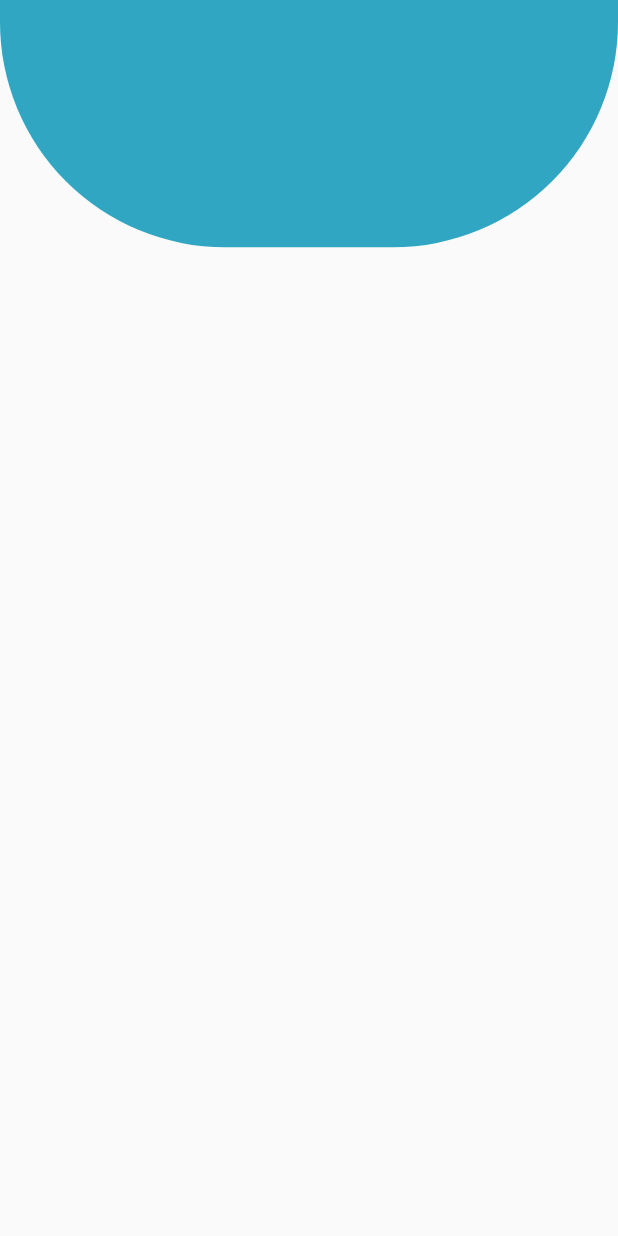
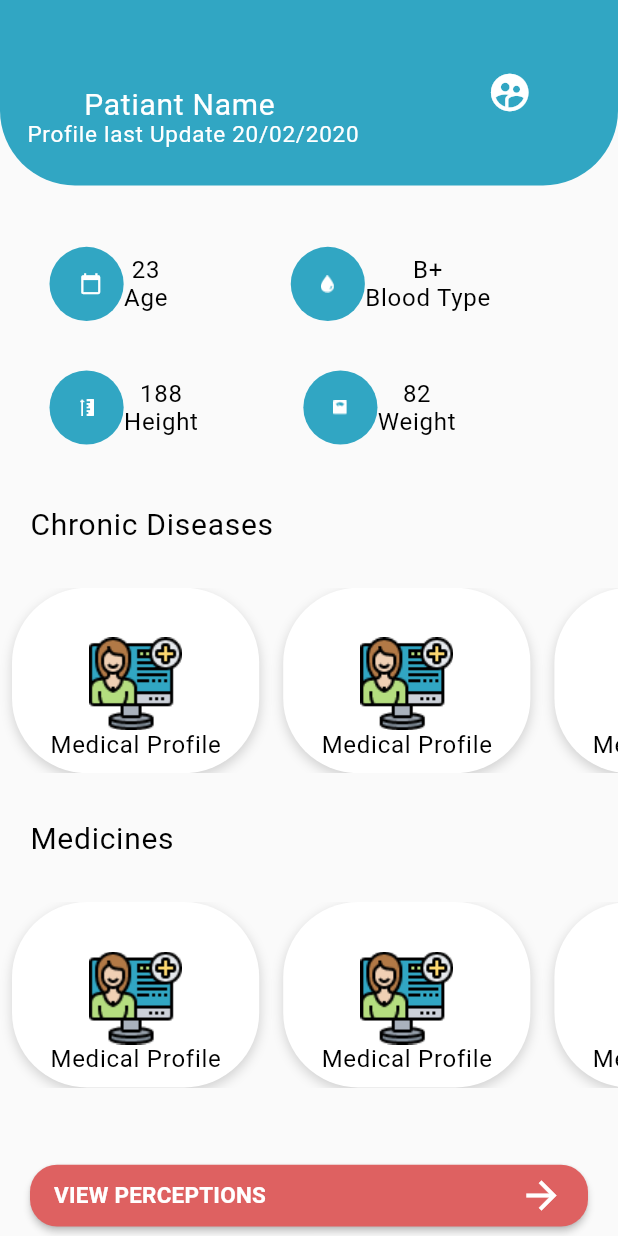
Before and after one commit to beroabraam12/Premedic, a Flutter app: the screen it shows after launch, on a phone screen of 412 x 824 dp. Run offline on Flutter 3.47's test engine with Material 2 defaults, Android fonts, the phone set to English and light mode, and no system bars; our stand-ins replace flutter_signin_button, rating_bar.

Commit message:
patient page

```diff
--- /dev/null
+++ b/lib/components/PatientInfo/listview.dart
@@ -0,0 +1,139 @@
+import 'package:flutter/material.dart';
+//import 'package:premedic/models/chroniclist.dart';
+
+class Listiew extends StatelessWidget {
+  final constraint;
+  Listiew(this.constraint);
+
+  @override
+  Widget build(BuildContext context) {
+    var mediaQuery = MediaQuery.of(context);
+    //  List<ChronicList> chronic = [
+    //    ChronicList(name: " one", image: Image.asset('assets/information.png')),
+    //    ChronicList(name: " Two", image: Image.asset('assets/information.png')),
+    //    ChronicList(name: " Three", image: Image.asset('assets/information.png')),
+    // ];
+
+    return  Container(
+            margin: EdgeInsets.symmetric(vertical: 15.0),
+            height:mediaQuery.size.height*0.15,
+            child: ListView(
+              scrollDirection: Axis.horizontal,
+              children: <Widget>[
+                 Padding(
+                   padding: const EdgeInsets.only(left:8.0,right: 8.0),
+                   child: Container(
+                       height: mediaQuery.size.height * 0.15,
+                        width:mediaQuery.size.width * 0.40,
+                        decoration: BoxDecoration(
+                          color: Color(0xffffffff),
+                          boxShadow: [
+                            BoxShadow(
+                              offset: Offset(0.00, 3.00),
+                              color: Color(0xff000000).withOpacity(0.16),
+                              blurRadius: 6,
+                            ),
+                          ],
+                          borderRadius: BorderRadius.circular(50.00),
+                        ),
+                         child: Column(
+                children: <Widget>[
+                    Padding(
+              padding: EdgeInsets.only(
+                top: (mediaQuery.size.height - mediaQuery.padding.top) * 0.04,
+              ),
+            ),
+                     Center(
+              child: Container(
+                child: Image(image: AssetImage('assets/information.png')),
+              ),
+            ),
+             Center(
+              child: Container(
+                child: Text("Medical Profile"),
+              ),
+            ),
+
+
+                    ],),),
+                 ),
+                   Padding(
+                   padding: const EdgeInsets.only(left:8.0,right: 8.0),
+                   child: Container(
+                      height: mediaQuery.size.height * 0.15,
+                        width:mediaQuery.size.width * 0.40,
+                        decoration: BoxDecoration(
+                          color: Color(0xffffffff),
+                          boxShadow: [
+                            BoxShadow(
+                              offset: Offset(0.00, 3.00),
+                              color: Color(0xff000000).withOpacity(0.16),
+                              blurRadius: 6,
+                            ),
+                          ],
+                          borderRadius: BorderRadius.circular(50.00),
+                        ),
+                         child: Column(
+                children: <Widget>[
+                    Padding(
+              padding: EdgeInsets.only(
+                top: (mediaQuery.size.height - mediaQuery.padding.top) * 0.04,
+              ),
+            ),
+                     Center(
+              child: Container(
+                child: Image(image: AssetImage('assets/information.png')),
+              ),
+            ),
+             Center(
+              child: Container(
+                child: Text("Medical Profile"),
+              ),
+            ),
+
+
+                    ],),),
+                 ),
+                   Padding(
+                   padding: const EdgeInsets.only(left:8.0,right: 8.0),
+                   child: Container(
+                      height: mediaQuery.size.height * 0.15,
+                        width:mediaQuery.size.width * 0.40,
+                        decoration: BoxDecoration(
+                          color: Color(0xffffffff),
+                          boxShadow: [
+                            BoxShadow(
+                              offset: Offset(0.00, 3.00),
+                              color: Color(0xff000000).withOpacity(0.16),
+                              blurRadius: 6,
+                            ),
+                          ],
+                          borderRadius: BorderRadius.circular(50.00),
+                        ),
+                         child: Column(
+                children: <Widget>[
+                    Padding(
+              padding: EdgeInsets.only(
+                top: (mediaQuery.size.height - mediaQuery.padding.top) * 0.04,
+              ),
+            ),
+                     Center(
+              child: Container(
+                child: Image(image: AssetImage('assets/information.png')),
+              ),
+            ),
+             Center(
+              child: Container(
+                child: Text("Medical Profile"),
+              ),
+            ),
+
+
+                    ],),),
+                 ),
+
+              ],
+           ),  );
+
+  }
+}
--- /dev/null
+++ b/lib/components/PatientInfo/patientinfo.dart
@@ -0,0 +1,128 @@
+import 'package:flutter/material.dart';
+
+class PatientInfo extends StatelessWidget {
+  final constraint;
+  PatientInfo(this.constraint);
+
+  @override
+  Widget build(BuildContext context) {
+    var mediaQuery = MediaQuery.of(context);
+
+    return Container(
+      child: Center(
+        child: Column(
+          children: <Widget>[
+            Center(
+              child: Row(
+                children: <Widget>[
+                  Padding(
+                    padding: const EdgeInsets.only(left:25.0),
+                    child: Row(
+                      children: <Widget>[
+                        Container(
+                          height: mediaQuery.size.height * 0.10,
+                          width: mediaQuery.size.width * 0.12,
+                          padding: const EdgeInsets.all(20.0),
+                          decoration: BoxDecoration(
+                            shape: BoxShape.circle,
+                            color: Theme.of(context).primaryColor,
+                          ),
+                          child: Icon(
+                            Icons.calendar_today,
+                            color: Colors.white,
+                            size: 15,
+                          ),
+                        ),
+                        Column(
+                          children: <Widget>[
+                            Text("23"),
+                            Text("Age"),
+                          ],
+                        ),
+                      ],
+                    ),
+                  ),
+                    Padding(
+                      padding: const EdgeInsets.only(left:70.0),
+                      child: Row(
+                children: <Widget>[
+                  Padding(
+                    padding: const EdgeInsets.only(left:12.0),
+                    child: Container(
+                       height: mediaQuery.size.height * 0.10,
+                            width: mediaQuery.size.width * 0.12,
+                        padding: const EdgeInsets.all(20.0),
+                        decoration: BoxDecoration(
+                          shape: BoxShape.circle,
+                          color: Theme.of(context).primaryColor,
+                        ),
+                        child: Image(image: AssetImage('assets/blood.png')),
+                    ),
+                  ),
+                  Column(
+                      children: <Widget>[
+                        Text("B+"),
+                        Text("Blood Type"),
+                      ],
+                  ),
+                ],
+              ),
+                    ),
+                ],
+              ),
+            ),
+              Row(
+              children: <Widget>[
+                Padding(
+                  padding: const EdgeInsets.only(left:25.0),
+                  child: Row(
+                    children: <Widget>[
+                      Container(
+                        height: mediaQuery.size.height * 0.10,
+                        width: mediaQuery.size.width * 0.12,
+                        padding: const EdgeInsets.all(20.0),
+                        decoration: BoxDecoration(
+                          shape: BoxShape.circle,
+                          color: Theme.of(context).primaryColor,
+                        ),
+                        child: Image(image: AssetImage('assets/height.png')),),
+                      Column(
+                        children: <Widget>[
+                          Text("188"),
+                          Text("Height"),
+                        ],
+                      ),
+                    ],
+                  ),
+                ),
+                  Padding(
+                    padding: const EdgeInsets.only(left:70.0),
+                    child: Row(
+              children: <Widget>[
+                Container(
+                    height: mediaQuery.size.height * 0.10,
+                    width: mediaQuery.size.width * 0.12,
+                    padding: const EdgeInsets.all(20.0),
+                    decoration: BoxDecoration(
+                      shape: BoxShape.circle,
+                      color: Theme.of(context).primaryColor,
+                    ),
+                    child: Image(image: AssetImage('assets/weight.png')),
+                ),
+                Column(
+                    children: <Widget>[
+                      Text("82"),
+                      Text("Weight"),
+                    ],
+                ),
+              ],
+            ),
+                  ),
+              ],
+            ),
+          ],
+        ),
+      ),
+    );
+  }
+}
--- a/lib/main.dart
+++ b/lib/main.dart
@@ -1,6 +1,5 @@
 import 'package:flutter/material.dart';
 import 'package:premedic/pages/blog_details.dart';
-import 'package:premedic/pages/home.dart';
 
 import 'package:premedic/pages/hospital_clinc.dart';
 import 'package:premedic/pages/patient.dart';
@@ -107,7 +106,6 @@ class MyApp extends StatelessWidget {
 
       routes:{
         //'/': (BuildContext context) => PatientProfile(),
-        HomePage.routeName: (BuildContext ctx)=>HomePage(),
         PatientPage.routeName: (BuildContext ctx)=>PatientPage(),
         HospitalsClinicsPage.routeName:(BuildContext context) => HospitalsClinicsPage(),
         PharmaciesPage.routeName:(BuildContext context) => PharmaciesPage(),
--- /dev/null
+++ b/lib/models/chroniclist.dart
@@ -0,0 +1,11 @@
+  import 'package:flutter/material.dart';
+
+class ChronicList {
+  final String name;
+  final Image image;
+
+  const ChronicList({
+    this.name,
+    this.image,
+  });
+}
--- /dev/null
+++ b/lib/models/medicinelist.dart
@@ -0,0 +1,11 @@
+  import 'package:flutter/material.dart';
+
+class Medicinelist {
+  final String name;
+  final Image image;
+
+  const Medicinelist({
+    this.name,
+    this.image,
+  });
+}
--- a/lib/pages/home.dart
+++ b/lib/pages/home.dart
@@ -3,7 +3,7 @@ import 'package:premedic/components/customIcons/custom_icon_icons.dart';
 
 class HomePage extends StatefulWidget {
 
-  static final routeName = '/';
+ // static final routeName = '/';
   @override
   _HomePageState createState() => _HomePageState();
 }
@@ -31,10 +31,11 @@ class _HomePageState extends State<HomePage> {
                 Padding(
                   padding: EdgeInsets.only(
                     top: (mediaQuery.size.height - mediaQuery.padding.top) *
-                        0.10,
+                        0.05,
                   ),
                 ),
                 Container(
+                    height: mediaQuery.size.height * 0.10,
                   width: mediaQuery.size.width,
                   margin: EdgeInsets.symmetric(),
                   child: Center(
--- a/lib/pages/patient.dart
+++ b/lib/pages/patient.dart
@@ -1,4 +1,6 @@
 import 'package:flutter/material.dart';
+import 'package:premedic/components/PatientInfo/listview.dart';
+import 'package:premedic/components/PatientInfo/patientinfo.dart';
 
 class PatientPage extends StatefulWidget {
   static final routeName = '/';
@@ -15,24 +17,174 @@ class _PatientPageState extends State<PatientPage> {
       body: ListView(
         children: <Widget>[
           Container(
-           height: mediaQuery.size.height * 0.20,
-            width: mediaQuery.size.width,
+            height: mediaQuery.size.height * 0.15,
             decoration: BoxDecoration(
               color: Color(0xff31a6c3),
               borderRadius: BorderRadius.only(
-                bottomLeft: Radius.circular(150.00),
-                bottomRight: Radius.circular(150.00),
+                bottomLeft: Radius.circular(50.00),
+                bottomRight: Radius.circular(50.00),
               ),
             ),
-            child: Column(
+            child: Row(
               children: <Widget>[
+                Column(
+                  children: <Widget>[
+                    Padding(
+                      padding: EdgeInsets.only(
+                        top: (mediaQuery.size.height - mediaQuery.padding.top) *
+                            0.07,
+                      ),
+                    ),
+                    Container(
+                      margin: EdgeInsets.symmetric(),
+                      child: Text(
+                        "Patiant Name",
+                        style: TextStyle(
+                          color: Colors.white,
+                          fontSize: 20.0,
+                        ),
+                      ),
+                    ),
+                    Padding(
+                      padding: const EdgeInsets.only(left: 18.0),
+                      child: Container(
+                        margin: EdgeInsets.symmetric(),
+                        child: Text("Profile last Update 20/02/2020",
+                            style: TextStyle(
+                              color: Colors.white,
+                              fontSize: 15.0,
+                            )),
+                      ),
+                    ),
+                  ],
+                ),
                 Padding(
-                  padding: EdgeInsets.only(
-                    top: (mediaQuery.size.height - mediaQuery.padding.top) *
-                        0.10,
+                  padding: const EdgeInsets.only(left: 80.0),
+                  child: Center(
+                    child: Container(
+                      height: mediaQuery.size.height * 0.50,
+                      width: mediaQuery.size.width * 0.10,
+                      child: Icon(
+                        Icons.supervised_user_circle,
+                        color: Colors.white,
+                        size: Theme.of(context).iconTheme.size,
+                      ),
+                    ),
                   ),
                 ),
+              ],
+            ),
+          ),
+          Padding(
+              padding: const EdgeInsets.all(8.0),
+              child: Container(
+                  width: mediaQuery.size.width,
+                  margin: EdgeInsets.symmetric(
+                    vertical:
+                        (mediaQuery.size.height - mediaQuery.padding.top) * 0.02,
+                  ),
+                  decoration: BoxDecoration(
+                  ),
+                  child: LayoutBuilder(
+                    builder: (BuildContext context, BoxConstraints constraint) {
+                      return PatientInfo(constraint);
+                    },
+                  ),
+                ),
+            ),
 
-              ]))]));
+
+          Padding(
+            padding: const EdgeInsets.only(left:20.0),
+            child: Container(
+                        margin: EdgeInsets.symmetric(),
+                        child: Text(
+                          "Chronic Diseases",
+                          style: TextStyle(
+                            color: Colors.black,
+                            fontSize: 20.0,
+                          ),
+                        ),
+                      ),
+          ),
+       Container(
+                width: mediaQuery.size.width,
+                margin: EdgeInsets.symmetric(
+                  vertical:
+                      (mediaQuery.size.height - mediaQuery.padding.top) * 0.02,
+                ),
+                decoration: BoxDecoration(
+                ),
+                child: LayoutBuilder(
+                  builder: (BuildContext context, BoxConstraints constraint) {
+                    return Listiew(constraint);
+                  },
+                ),
+              ),
+         Padding(
+            padding: const EdgeInsets.only(left:20.0),
+            child: Container(
+                        margin: EdgeInsets.symmetric(),
+                        child: Text(
+                          "Medicines",
+                          style: TextStyle(
+                            color: Colors.black,
+                            fontSize: 20.0,
+                          ),
+                        ),
+                      ),
+          ),
+       Container(
+                width: mediaQuery.size.width,
+                margin: EdgeInsets.symmetric(
+                  vertical:
+                      (mediaQuery.size.height - mediaQuery.padding.top) * 0.02,
+                ),
+                decoration: BoxDecoration(
+                ),
+                child: LayoutBuilder(
+                  builder: (BuildContext context, BoxConstraints constraint) {
+                    return Listiew(constraint);
+                  },
+                ),
+              ),
+        Padding(
+          padding: const EdgeInsets.all(20.0),
+          child: Container(
+              child: SizedBox(
+
+                height: mediaQuery.size.height*0.05,
+                child: RaisedButton(
+                   shape: RoundedRectangleBorder(
+                  borderRadius: BorderRadius.circular(18.0),
+                ),
+    onPressed: () {},
+    color: Theme.of(context).accentColor,
+
+      child: Row(
+        mainAxisAlignment: MainAxisAlignment.spaceBetween,
+        children: <Widget>[
+          Text(
+            'VIEW PERCEPTIONS',
+            style: TextStyle(
+              fontSize: 15,
+              fontWeight: FontWeight.w700,
+              color: Colors.white,
+            ),
+          ),
+          Icon(
+            Icons.arrow_forward,
+            color: Colors.white,
+          )
+        ],
+      ),
+    ),
+  ),
+              ),
+            ),
+
+        ],
+      ),
+    );
   }
 }
--- a/pubspec.yaml
+++ b/pubspec.yaml
@@ -53,7 +53,9 @@ flutter:
    - assets/doctor.png
    - assets/pharmacy.png
    - assets/pharm.png
-
+   - assets/height.png
+   - assets/blood.png
+   - assets/weight.png
 
   #  - images/a_dot_ham.jpeg
 
```
Also changed, not shown: lib/components/Home_Cards/homecards.dart (deleted, +0 -185 lines), assets/blood.png (added), assets/height.png (added), assets/weight.png (added).
